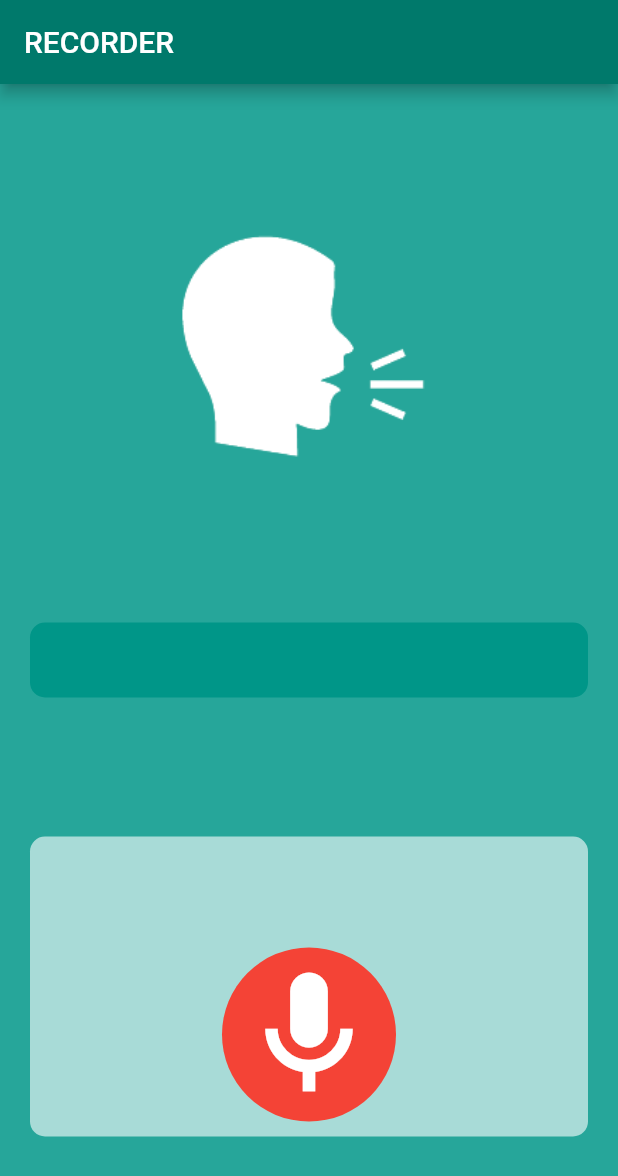
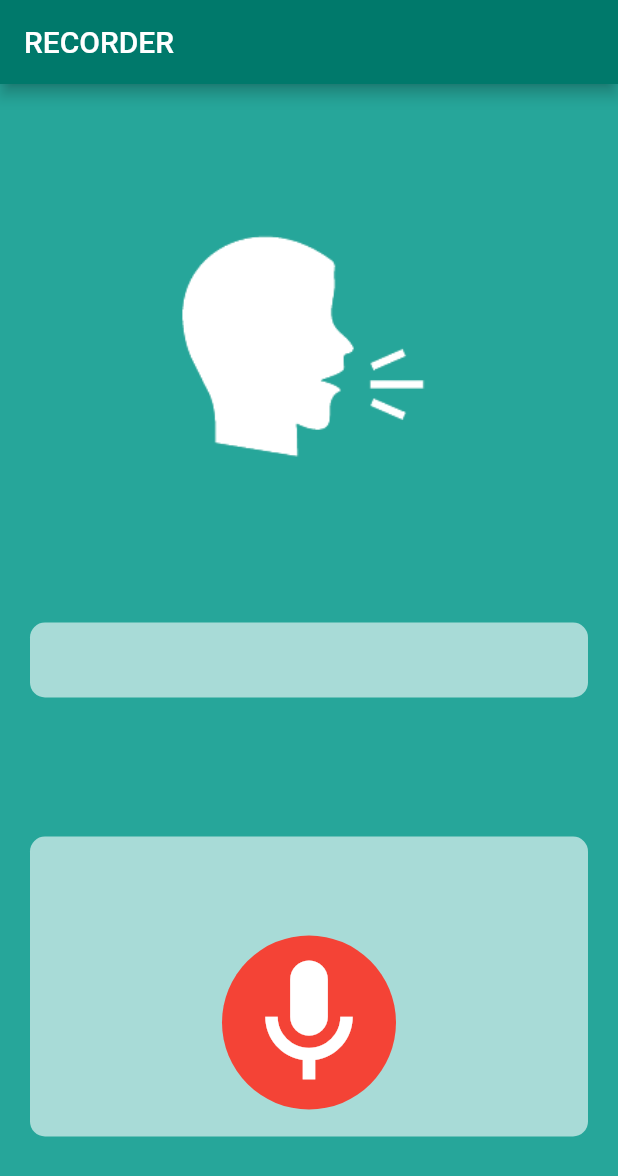
Before and after one commit to MicherlaneSilva/novoGravador, a Flutter app: the screen it shows after launch, on a phone screen of 412 x 824 dp. Shown: the top 1176 px of the screen. Run offline on Flutter 3.47's test engine with Material 2 defaults, Android fonts, the phone set to English and light mode, and no system bars; our stand-ins replace audioplayers, file; missing offline and left inert: flutter_audio_recorder2.

Commit message:
atualização layout

```diff
--- a/lib/main.dart
+++ b/lib/main.dart
@@ -66,22 +66,6 @@ class _MyHomePageState extends State<MyHomePage> {
     );
   }
 
-  Widget _construirTextoStatus() {
-    return Container(
-      width: 400,
-      height: 50,
-      padding: const EdgeInsets.all(8.0),
-      decoration: const BoxDecoration(
-        color: Colors.teal,
-        borderRadius: BorderRadius.all(Radius.circular(10.0)),
-      ),
-      child: Text(status,
-          textAlign: TextAlign.center,
-          style: const TextStyle(
-              color: Colors.white, fontWeight: FontWeight.bold, fontSize: 20)),
-    );
-  }
-
   Widget _construirBotaoGravacao() {
     return Container(
       decoration:
@@ -101,28 +85,27 @@ class _MyHomePageState extends State<MyHomePage> {
     );
   }
 
-  @override
-  Widget build(BuildContext context) {
-    return Scaffold(
-      appBar: AppBar(
-        title: const Text('RECORDER'),
-      ),
-      body: Container(
-        margin: const EdgeInsets.all(10.0),
-        padding: const EdgeInsets.all(10.0),
-        child: Column(
-          mainAxisAlignment: MainAxisAlignment.spaceAround,
-          children: [
-            _construirImagem(),
-            _construirTextoStatus(),
-            Container(
+  Widget _construirBordasArrendondas(Widget filho, double altura) {
+    return Container(
       width: 400,
-              height: 200,
+      height: altura,
+      padding: const EdgeInsets.all(8.0),
       decoration: const BoxDecoration(
         color: Colors.white60,
         borderRadius: BorderRadius.all(Radius.circular(10.0)),
       ),
-              child: Container(
+      child: filho,
+    );
+  }
+
+  Widget _construirTexto(texto) {
+    return Text(texto.toString().toUpperCase(),
+        textAlign: TextAlign.center,
+        style: const TextStyle(fontWeight: FontWeight.bold, fontSize: 25));
+  }
+
+  Widget _construirBotoesAudio() {
+    return Container(
       margin: const EdgeInsets.all(10.0),
       child: Row(
         mainAxisAlignment: MainAxisAlignment.spaceAround,
@@ -133,13 +116,9 @@ class _MyHomePageState extends State<MyHomePage> {
               : Column(
                   mainAxisAlignment: MainAxisAlignment.spaceAround,
                   children: [
-                              Text(
-                                "$currentTime | $completedTime",
-                                style: const TextStyle(fontSize: 35.0),
-                              ),
+                    _construirTexto("$currentTime | $completedTime"),
                     Row(
-                                mainAxisAlignment:
-                                    MainAxisAlignment.spaceAround,
+                      mainAxisAlignment: MainAxisAlignment.spaceAround,
                       children: [
                         IconButton(
                           onPressed: () {
@@ -182,8 +161,24 @@ class _MyHomePageState extends State<MyHomePage> {
                 )
         ],
       ),
+    );
+  }
+
+  @override
+  Widget build(BuildContext context) {
+    return Scaffold(
+      appBar: AppBar(
+        title: const Text('RECORDER'),
       ),
-            )
+      body: Container(
+        margin: const EdgeInsets.all(10.0),
+        padding: const EdgeInsets.all(10.0),
+        child: Column(
+          mainAxisAlignment: MainAxisAlignment.spaceAround,
+          children: [
+            _construirImagem(),
+            _construirBordasArrendondas(_construirTexto(status), 50),
+            _construirBordasArrendondas(_construirBotoesAudio(), 200),
           ],
         ),
       ),
```
Lines whose indentation alone changed are shown as unchanged.
